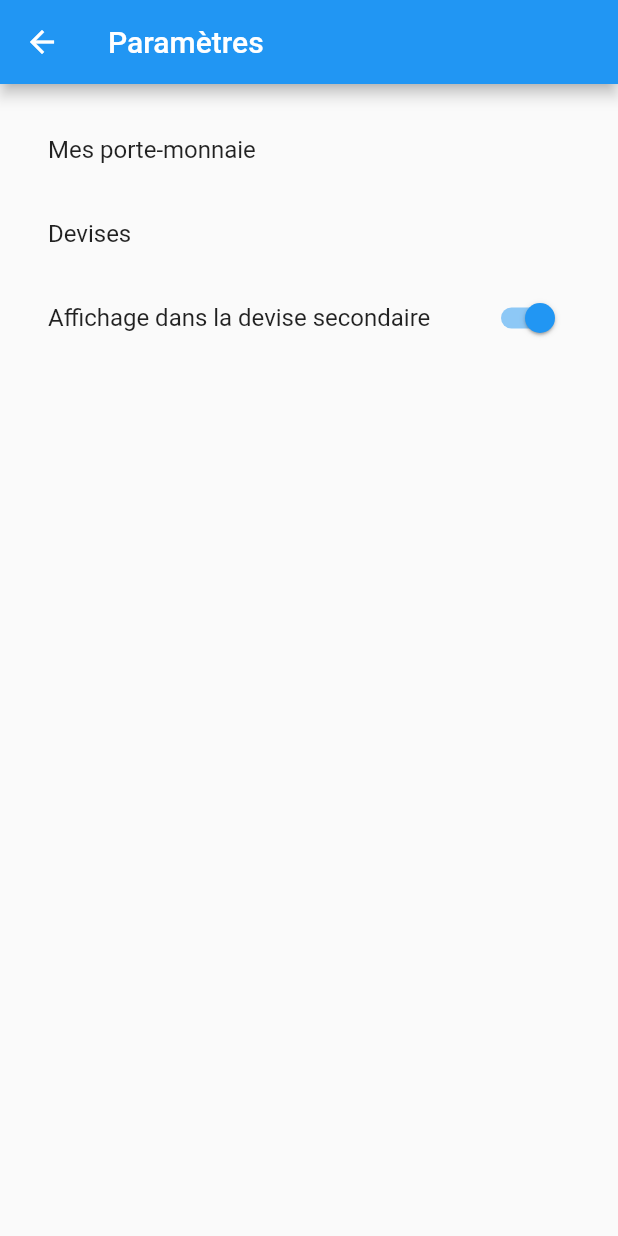
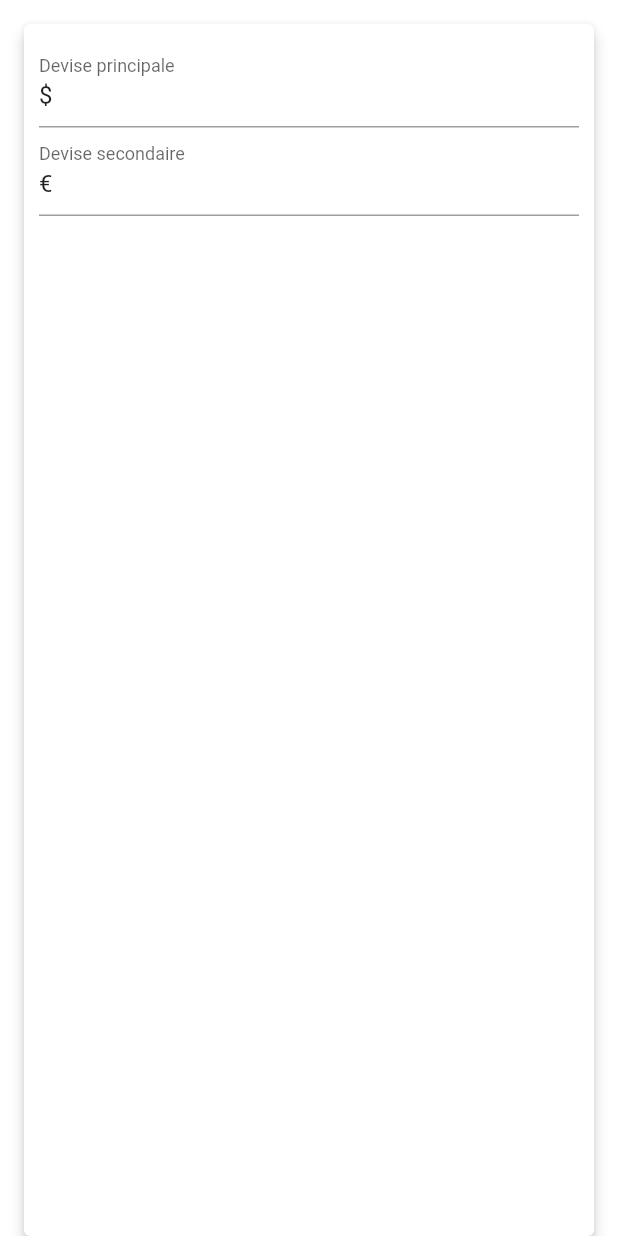
Before and after one commit to AlexBolot/MoneyTracker, a Flutter app: the Settings screen opened directly, after a tap on "Devises", on a phone screen of 412 x 824 dp. Run offline on Flutter 3.47's test engine with Material 2 defaults, Android fonts, the phone set to English and light mode, and no system bars.

Commit message:
et merge !!!!

```diff
--- /dev/null
+++ b/lib/model/static_currency.dart
@@ -0,0 +1,15 @@
+import 'package:flutter/material.dart';
+
+class StaticCurrency {
+  static String primary;
+  static String secondary;
+  static double changeRate;
+  static bool isPrincipal(String currency) => currency == primary;
+  static bool isSecondary(String currency) => currency == secondary;
+  static String format({@required double amount, bool isSecondary = false}) {
+    double rate = isSecondary ? changeRate : 1;
+    String amountString = (amount * rate).toStringAsFixed(2);
+    return isSecondary ? '$amountString ${secondary}' : '$amountString ${primary}';
+  }
+
+}
--- a/lib/model/wallet.dart
+++ b/lib/model/wallet.dart
@@ -13,7 +13,7 @@ class Wallet {
       {@required this.name,
       @required this.start,
       this.hasBalance = false,
-      this.isSecondaryCurrency = false,
+        this.isSecondaryCurrency = false,
       this.dayEntries,
       this.iconData}) {
     this.dayEntries ??= [];
--- /dev/null
+++ b/lib/views/currency_setting_view.dart
@@ -0,0 +1,52 @@
+import 'package:flutter/material.dart';
+import 'package:money_tracker/main.dart';
+import 'package:money_tracker/model/static_currency.dart';
+import 'package:money_tracker/model/entry.dart';
+import 'package:intl/intl.dart';
+
+class CurrencySettingView extends StatefulWidget {
+  static const String routeName = "/CurrencySettingView";
+
+  @override
+  _CurrencySettingViewState createState() => _CurrencySettingViewState();
+}
+
+class _CurrencySettingViewState extends State<CurrencySettingView> {
+  String primary;
+  String secondary;
+  double changeRate;
+
+  @override
+  void initState() {
+    super.initState();
+
+    primary   = StaticCurrency.primary;
+    secondary = StaticCurrency.secondary;
+    changeRate = StaticCurrency.changeRate;
+  }
+
+  @override
+  Widget build(BuildContext context) {
+    return Card(
+      elevation: 4,
+      margin: EdgeInsets.only(left: 16, right: 16, top: 16),
+      child: Padding(
+        padding: const EdgeInsets.all(10),
+        child: Column(
+          crossAxisAlignment: CrossAxisAlignment.start,
+          mainAxisSize: MainAxisSize.min,
+          children: <Widget>[
+            TextFormField(
+                decoration: InputDecoration(
+                    labelText: "Devise principale"),
+                initialValue: primary),
+            TextFormField(
+                decoration: new InputDecoration(
+                    labelText: "Devise secondaire"),
+                initialValue: secondary),
+          ],
+        ),
+      ),
+    );
+  }
+}
--- a/lib/views/wallet_view.dart
+++ b/lib/views/wallet_view.dart
@@ -1,6 +1,6 @@
 import 'package:flutter/material.dart';
 import 'package:money_tracker/main.dart';
-import 'package:money_tracker/model/currency.dart';
+import 'package:money_tracker/model/static_currency.dart';
 import 'package:money_tracker/model/day_entry.dart';
 import 'package:money_tracker/model/wallet.dart';
 import 'package:money_tracker/widgets/day_card.dart';
@@ -34,6 +34,7 @@ class _WalletViewState extends State<WalletView> {
 
   List<Widget> buildItems() {
     List<Widget> items = [];
+
     bool isSecondary = widget.wallet.isSecondaryCurrency;
     double balance = widget.wallet.balance;
 
@@ -44,7 +45,7 @@ class _WalletViewState extends State<WalletView> {
         child: Padding(
           padding: const EdgeInsets.all(16.0),
           child: Text(
-            'Solde ${currency.format(amount: balance, secondary: isSecondary)}',
+            'Solde ${StaticCurrency.format(amount: balance, isSecondary: isSecondary)}',
             style: TextStyle(
               fontSize: 28,
               fontWeight: FontWeight.bold,
--- a/lib/widgets/day_card.dart
+++ b/lib/widgets/day_card.dart
@@ -1,6 +1,7 @@
 import 'package:flutter/material.dart';
 import 'package:money_tracker/main.dart';
 import 'package:money_tracker/model/day_entry.dart';
+import 'package:money_tracker/model/static_currency.dart';
 import 'package:money_tracker/model/entry.dart';
 import 'package:intl/intl.dart';
 
@@ -62,7 +63,7 @@ class _DayCardState extends State<DayCard> {
             children: <Widget>[
               Text(entry.name, style: TextStyle(fontSize: 18.0)),
               Text(
-                currency.format(amount: entry.amount, secondary: widget.isSecondary),
+                StaticCurrency.format(amount: entry.amount, isSecondary: widget.isSecondary),
                 style: TextStyle(fontSize: 18.0, color: entry.isSpending ? Colors.red : Colors.green),
               ),
             ],
@@ -78,7 +79,7 @@ class _DayCardState extends State<DayCard> {
       children: <Widget>[
         Text("Solde 283€", style: TextStyle(fontSize: 18.0, fontWeight: FontWeight.bold)),
         Text(
-          "Dépenses ${currency.format(amount: widget.dayEntry.totalSpent, secondary: widget.isSecondary)}",
+          "Dépenses ${StaticCurrency.format(amount: widget.dayEntry.totalSpent, isSecondary: widget.isSecondary)}",
           style: TextStyle(
             fontSize: 18.0,
             fontWeight: FontWeight.bold,
--- a/lib/widgets/settings.dart
+++ b/lib/widgets/settings.dart
@@ -1,5 +1,5 @@
 import 'package:flutter/material.dart';
-
+import 'package:money_tracker/views/currency_setting_view.dart';
 class Settings extends StatefulWidget {
   @override
   _SettingsState createState() => _SettingsState();
@@ -24,7 +24,8 @@ class _SettingsState extends State<Settings> {
               ListTile(
                   title: Text("Devises"),
                   onTap: () {
-                    print("Devises");
+                    Navigator.pushReplacement(
+                    context, new MaterialPageRoute(builder: (BuildContext context) => new CurrencySettingView()));
                   }),
               SwitchListTile(
                   value: true,
```
Also changed, not shown: lib/main.dart (+9 -4 lines), lib/model/currency.dart (deleted, +0 -21 lines), pubspec.lock.
